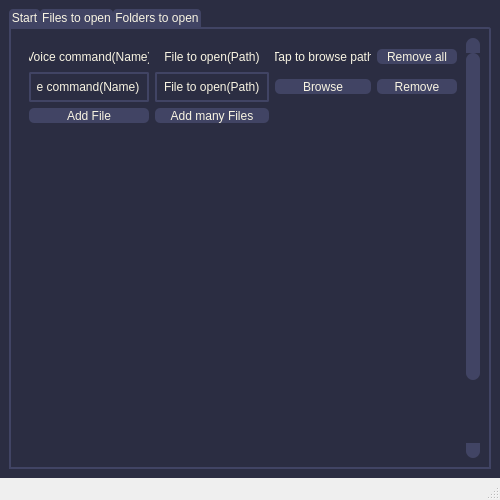
Old version of the form Dragon.ui in the repository MrMegnis/Dragon.
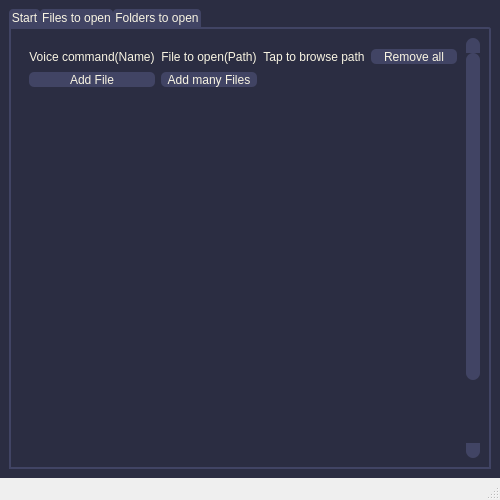
New version of the form. The open tabs and pages were chosen to show the change.

Commit message: add open feature, rename variables, and some fix

The edit to the form file:
```diff
--- a/Dragon.ui
+++ b/Dragon.ui
@@ -222,8 +222,8 @@
        <attribute name="title">
         <string>Files to open</string>
        </attribute>
-       <layout class="QGridLayout" name="gridLayout_3">
-        <item row="0" column="1">
+       <layout class="QGridLayout" name="filesLayout">
+        <item row="0" column="0">
          <widget class="QScrollArea" name="scrollareaFiles">
           <property name="styleSheet">
            <string notr="true"/>
@@ -252,50 +252,7 @@
            <property name="autoFillBackground">
             <bool>false</bool>
            </property>
-           <layout class="QGridLayout" name="gridLayout_4" rowstretch="0,0,0,0" columnstretch="0,0,0,0">
-            <item row="1" column="0">
-             <widget class="QLineEdit" name="fileName1">
-              <property name="minimumSize">
-               <size>
-                <width>94</width>
-                <height>29</height>
-               </size>
-              </property>
-              <property name="text">
-               <string>Voice command(Name)</string>
-              </property>
-             </widget>
-            </item>
-            <item row="0" column="0">
-             <widget class="QLabel" name="fileNameLabel">
-              <property name="text">
-               <string>Voice command(Name)</string>
-              </property>
-              <property name="alignment">
-               <set>Qt::AlignCenter</set>
-              </property>
-             </widget>
-            </item>
-            <item row="3" column="0">
-             <spacer name="verticalSpacerFiles">
-              <property name="orientation">
-               <enum>Qt::Vertical</enum>
-              </property>
-              <property name="sizeHint" stdset="0">
-               <size>
-                <width>20</width>
-                <height>40</height>
-               </size>
-              </property>
-             </spacer>
-            </item>
-            <item row="2" column="0">
-             <widget class="QPushButton" name="addFileButton">
-              <property name="text">
-               <string>Add File</string>
-              </property>
-             </widget>
-            </item>
+           <layout class="QGridLayout" name="filesAreaWidgetLayout" rowstretch="0,0,0" columnstretch="0,0,0,0">
             <item row="0" column="1">
              <widget class="QLabel" name="filePathLabel">
               <property name="text">
@@ -307,32 +264,12 @@
              </widget>
             </item>
             <item row="1" column="1">
-             <widget class="QLineEdit" name="filePath1">
-              <property name="minimumSize">
-               <size>
-                <width>94</width>
-                <height>29</height>
-               </size>
-              </property>
-              <property name="text">
-               <string>File to open(Path)</string>
-              </property>
-             </widget>
-            </item>
-            <item row="2" column="1">
              <widget class="QPushButton" name="addManyFilesButton">
               <property name="text">
                <string>Add many Files</string>
               </property>
              </widget>
             </item>
-            <item row="1" column="2">
-             <widget class="QPushButton" name="browsefileButton1">
-              <property name="text">
-               <string>Browse</string>
-              </property>
-             </widget>
-            </item>
             <item row="0" column="2">
              <widget class="QLabel" name="browseFileButtonLabel">
               <property name="text">
@@ -350,10 +287,33 @@
               </property>
              </widget>
             </item>
-            <item row="1" column="3">
-             <widget class="QPushButton" name="removeFileButton1">
+            <item row="0" column="0">
+             <widget class="QLabel" name="fileNameLabel">
               <property name="text">
-               <string>Remove</string>
+               <string>Voice command(Name)</string>
+              </property>
+              <property name="alignment">
+               <set>Qt::AlignCenter</set>
+              </property>
+             </widget>
+            </item>
+            <item row="2" column="0">
+             <spacer name="verticalSpacerFiles">
+              <property name="orientation">
+               <enum>Qt::Vertical</enum>
+              </property>
+              <property name="sizeHint" stdset="0">
+               <size>
+                <width>20</width>
+                <height>40</height>
+               </size>
+              </property>
+             </spacer>
+            </item>
+            <item row="1" column="0">
+             <widget class="QPushButton" name="addFileButton">
+              <property name="text">
+               <string>Add File</string>
               </property>
              </widget>
             </item>
```
Left out of the diff: 54 changed lines with no effect on the pictures. The commit also changes 4 other files.
